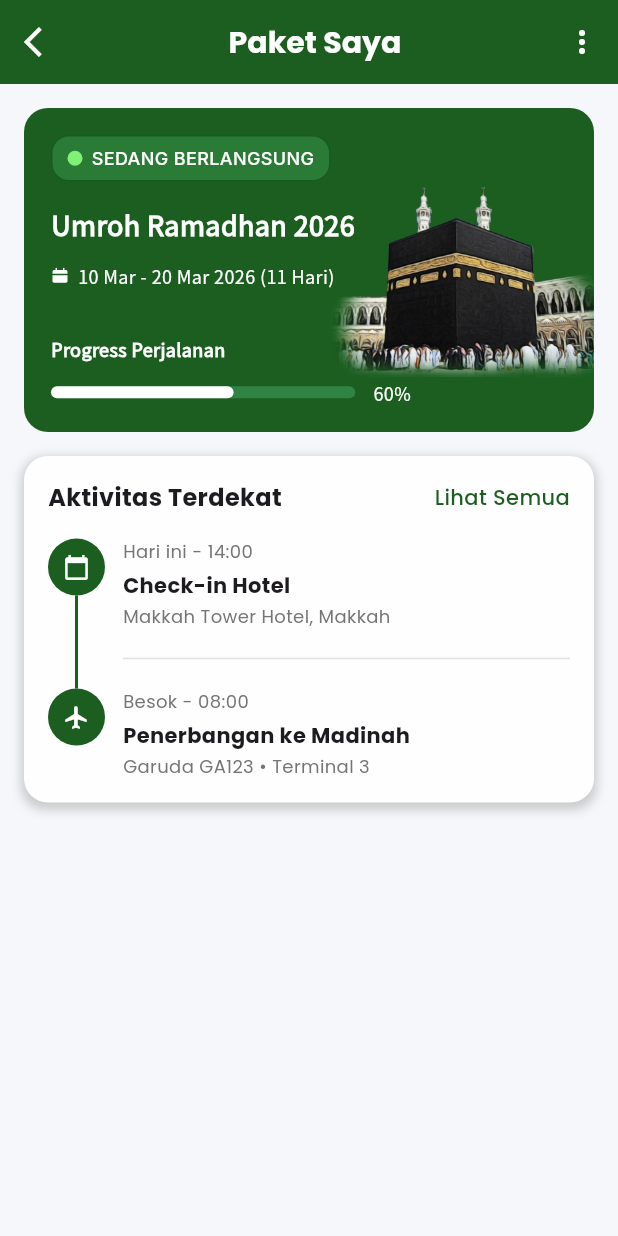
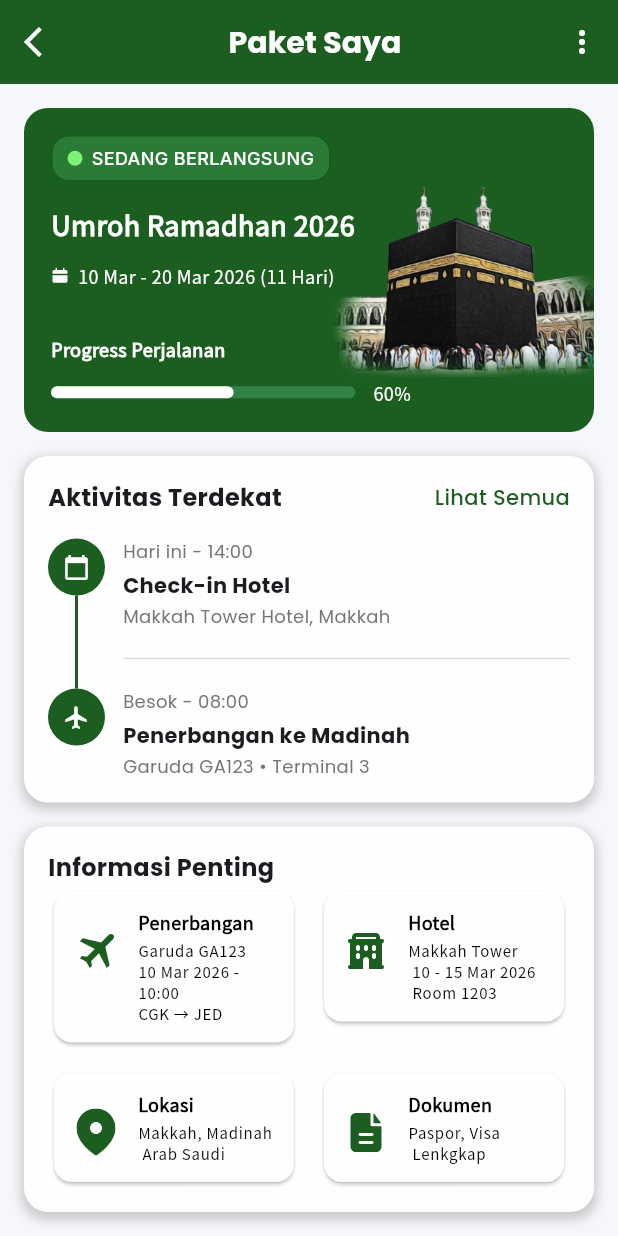
Before and after one commit to C3Claestis/makbul-travel-pos, a Flutter app: the PaketsayaPage screen opened directly, on a phone screen of 412 x 824 dp. Run offline on Flutter 3.47's test engine with Material 3 defaults, Android fonts, the light colour scheme and no system bars; our stand-ins replace cloud_firestore, firebase_auth, firebase_core, flutter_riverpod, flutter_svg, google_fonts and 1 more; missing offline and left inert: flutter_facebook_auth; accounts and stored records are empty; generated files the repository leaves out were written again.

Commit message:
Melanjutkan screen jamaah di paket saya

```diff
--- a/lib/page/main/jamaah/paketsaya_page.dart
+++ b/lib/page/main/jamaah/paketsaya_page.dart
@@ -3,6 +3,29 @@
 import 'package:flutter/material.dart';
 import 'package:flutter_svg/flutter_svg.dart';
 import 'package:google_fonts/google_fonts.dart';
+
+final List<Map<String, String>> data = [
+  {
+    "title": "Penerbangan",
+    "desc": "Garuda GA123\n10 Mar 2026 - 10:00\nCGK → JED",
+    "icon": "assets/svgs/icon_plane.svg",
+  },
+  {
+    "title": "Hotel",
+    "desc": "Makkah Tower\n 10 - 15 Mar 2026\n Room 1203",
+    "icon": "assets/svgs/icon_hotel.svg",
+  },
+  {
+    "title": "Lokasi",
+    "desc": "Makkah, Madinah\n Arab Saudi",
+    "icon": "assets/svgs/icon_pinlokasi.svg",
+  },
+  {
+    "title": "Dokumen",
+    "desc": "Paspor, Visa\n Lenkgkap",
+    "icon": "assets/svgs/icon_dokumen.svg",
+  },
+];
 
 class PaketsayaPage extends StatelessWidget {
   const PaketsayaPage({super.key});
@@ -40,7 +63,18 @@ class PaketsayaPage extends StatelessWidget {
           children: [
             _buildPackageheader(),
             const SizedBox(height: 16),
-            Container(
+            _buildNextActivity(),
+            const SizedBox(height: 16),
+            _buildSchedule(),
+            const SizedBox(height: 16),
+          ],
+        ),
+      ),
+    );
+  }
+
+  Container _buildSchedule() {
+    return Container(
       padding: const EdgeInsets.all(16),
       decoration: BoxDecoration(
         color: const Color(0xFFFEFEFE),
@@ -52,7 +86,118 @@ class PaketsayaPage extends StatelessWidget {
             blurRadius: 5,
             offset: const Offset(0, 3),
           ),
-                ]
+        ],
+      ),
+      child: Column(
+        crossAxisAlignment: CrossAxisAlignment.start,
+        children: [
+          Text(
+            "Informasi Penting",
+            style: GoogleFonts.poppins(
+              fontSize: 16,
+              fontWeight: FontWeight.bold,
+            ),
+          ),
+          LayoutBuilder(
+            builder: (context, constraints) {
+              final itemWidth = (constraints.maxWidth - 12) / 2;
+
+              return Wrap(
+                spacing: 12,
+                runSpacing: 12,
+                children: data.map((item) {
+                  return SizedBox(
+                    width: itemWidth, // 🔥 ini yang kurang
+                    child: _cardInformasi(
+                      title: item["title"]!,
+                      description: item["desc"]!,
+                      iconPath: item["icon"]!,
+                    ),
+                  );
+                }).toList(),
+              );
+            },
+          ),
+        ],
+      ),
+    );
+  }
+
+  Widget _cardInformasi({
+    required String title,
+    required String description,
+    required String iconPath,
+  }) {
+    return Card(
+      color: const Color(0xFFFEFEFE),
+      child: Padding(
+        padding: const EdgeInsets.all(12.0),
+        child: Row(
+          crossAxisAlignment: CrossAxisAlignment.start, // penting
+          children: [
+            Column(
+              children: [
+                const SizedBox(height: 12),
+                SvgPicture.asset(
+                  iconPath,
+                  color: const Color(0xFF1B5E20),
+                  height: 32,
+                  width: 32,
+                ),
+              ],
+            ),
+
+            const SizedBox(width: 12),
+
+            // Supaya text ikut lebar row
+            Expanded(
+              child: Column(
+                crossAxisAlignment: CrossAxisAlignment.start, // ini kunci
+                children: [
+                  Text(
+                    title,
+                    style: GoogleFonts.notoSansJp(
+                      fontSize: 12,
+                      fontWeight: FontWeight.bold,
+                      color: Colors.black,
+                    ),
+                  ),
+                  const SizedBox(height: 4),
+                  Text(
+                    description, //"Garuda GA123\n10 Mar 2026 - 10:00\nCGK → JED",
+                    style: GoogleFonts.notoSansJp(
+                      fontSize: 10,
+                      fontWeight: FontWeight.w500,
+                      color: Colors.black,
+                      letterSpacing: .5,
+                    ),
+                    maxLines: 4,
+                    overflow: TextOverflow.ellipsis,
+                    textAlign: TextAlign.left, // pastikan kiri
+                  ),
+                ],
+              ),
+            ),
+          ],
+        ),
+      ),
+    );
+  }
+
+  Container _buildNextActivity() {
+    return Container(
+      padding: const EdgeInsets.all(16),
+      decoration: BoxDecoration(
+        color: const Color(0xFFFEFEFE),
+        borderRadius: BorderRadius.circular(16),
+        boxShadow: [
+          BoxShadow(
+            color: Colors.grey.withOpacity(0.5),
+            spreadRadius: 2,
+            blurRadius: 5,
+            offset: const Offset(0, 3),
+          ),
+        ],
       ),
       child: Column(
         crossAxisAlignment: CrossAxisAlignment.start,
@@ -100,10 +245,6 @@ class PaketsayaPage extends StatelessWidget {
             isLast: true,
           ),
         ],
-              ),
-            ),
-          ],
-        ),
       ),
     );
   }
```
Also changed, not shown: assets/svgs/icon_hotel.svg (added), assets/svgs/icon_pinlokasi.svg (added). Lines whose indentation alone changed are shown as unchanged.
